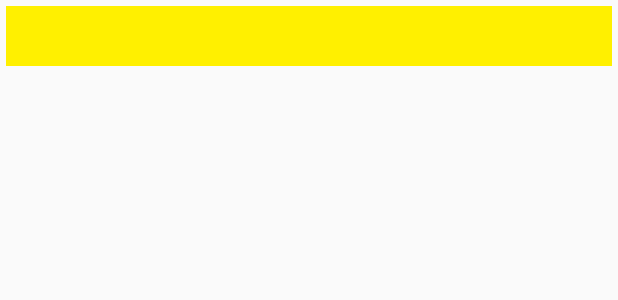
After one commit to tdjohner/wowahapp, an Android app: the layout recipe_items.xml on its own in the app's theme, with its tools: preview values and no code run, on a phone screen of 412 x 824 dp. The commit adds this screen. Shown: the top 300 px of the screen. Run offline under Robolectric (Android 15) with nearby library versions, the phone set to English and light mode, and no system bars; network calls fail.

Commit message:
populate popupwindow successfully. really needs formatting

```diff
--- a/android/wowahapp/app/src/main/res/layout/item.xml
+++ b/android/wowahapp/app/src/main/res/layout/item.xml
@@ -48,10 +48,13 @@
         android:layout_height="15dp"
         android:background="#900000"
         android:gravity="start"
+        android:text="X"
+        android:textColor="#000000"
         android:layout_alignParentStart="true"
         android:layout_alignParentBottom="true"
         android:layout_marginStart="2dp"
         android:layout_marginBottom="20dp"/>
+
     <androidx.appcompat.widget.AppCompatImageView
         android:id="@+id/itemImage"
         android:layout_width="40dp"
--- /dev/null
+++ b/android/wowahapp/app/src/main/res/layout/recipe_items.xml
@@ -0,0 +1,38 @@
+<?xml version="1.0" encoding="utf-8"?>
+
+<RelativeLayout xmlns:android="http://schemas.android.com/apk/res/android"
+android:layout_width="match_parent"
+android:layout_height="wrap_content"
+android:layout_marginTop="4dp"
+android:layout_marginLeft="4dp"
+android:layout_marginRight="4dp"
+android:background="#FFF000">
+<TextView
+    android:id="@+id/firstSpace"
+    android:layout_width="match_parent"
+    android:layout_height="40dp"
+    android:layout_alignParentStart="true"
+    android:layout_alignParentTop="true"
+    android:textColor="#FFFFFF"
+    android:textSize="20sp" />
+<TextView
+    android:id="@+id/secondSpace"
+    android:layout_width="match_parent"
+    android:layout_height="25dp"
+    android:layout_alignParentEnd="true"
+    android:layout_centerInParent="true"
+    android:textColor="#FFFFFF"
+    android:gravity="end"
+    android:textSize="20sp" />
+<TextView
+    android:id="@+id/thirdSpace"
+    android:layout_width="match_parent"
+    android:layout_height="25dp"
+    android:layout_alignParentStart="true"
+    android:layout_alignParentEnd="@id/secondSpace"
+    android:textColor="#FFFFFF"
+    android:gravity="end"
+    android:textSize="20sp" />
+
+
+</RelativeLayout>
```
Also changed, not shown: android/wowahapp/app/src/main/java/com/wowahapp/CustomAdapter.kt (+12 -0 lines), android/wowahapp/app/src/main/java/com/wowahapp/CustomAdapterDetails.kt (added, +69 -0 lines), android/wowahapp/app/src/main/java/com/wowahapp/DetailedEntries.kt (added, +19 -0 lines), android/wowahapp/app/src/main/java/com/wowahapp/DetailedView.kt (added, +39 -0 lines), android/wowahapp/app/src/main/java/com/wowahapp/HomeActivity.kt (+75 -0 lines), android/wowahapp/app/src/main/java/com/wowahapp/RecyclerviewCallbacks.kt (added, +7 -0 lines), android/wowahapp/app/src/main/res/layout/recipe_details.xml (added, +34 -0 lines).
